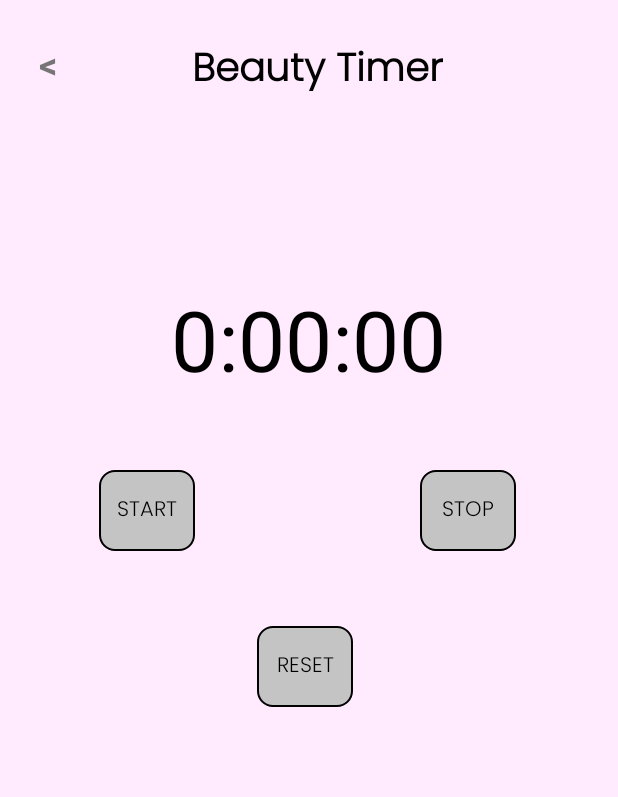
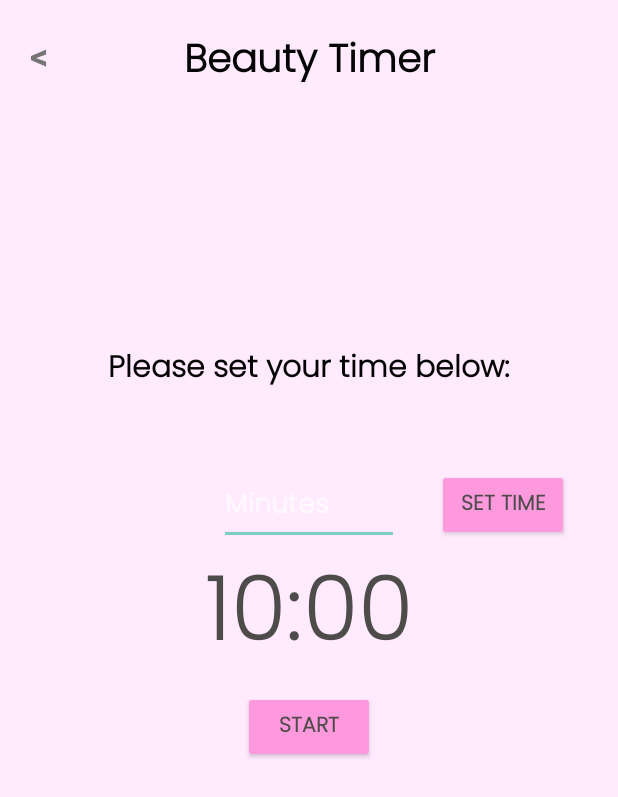
Before and after one commit to verrani/GlowUp, an Android app: the BeautyTimer screen opened directly, with no data from a screen before it, on a phone screen of 412 x 824 dp. Shown: the top 797 px of the screen. Run offline under Robolectric (Android 15) with nearby library versions, the phone set to English and light mode, and no system bars.

Commit message:
Beauty Time Update (Countdown)

```diff
--- a/app/src/main/java/com/example/splashscreen/BeautyTimer.java
+++ b/app/src/main/java/com/example/splashscreen/BeautyTimer.java
@@ -1,173 +1,223 @@
 package com.example.splashscreen;
+
+import android.content.Intent;
+import android.content.SharedPreferences;
+import android.os.CountDownTimer;
+import android.os.Bundle;
+import android.view.View;
+import android.view.inputmethod.InputMethodManager;
+import android.widget.Button;
+import android.widget.EditText;
+import android.widget.TextView;
+import android.widget.Toast;
 
 import androidx.appcompat.app.AppCompatActivity;
 
-import android.content.Intent;
-import android.os.Handler;
-import android.view.View;
 import java.util.Locale;
-import android.widget.TextView;
-import android.os.Bundle;
 
-public class BeautyTimer extends AppCompatActivity {
+public class BeautyTimer extends AppCompatActivity{
 
-    // Use seconds, running and wasRunning respectively
-    // to record the number of seconds passed,
-    // whether the stopwatch is running and
-    // whether the stopwatch was running
-    // before the activity was paused.
+        private EditText mEditTextInput;
+        private TextView mTextViewCountDown;
+        private Button mButtonSet;
+        private Button mButtonStartPause;
+        private Button mButtonReset;
 
-    // Number of seconds displayed
-    // on the stopwatch.
-    private int seconds = 0;
+        private CountDownTimer mCountDownTimer;
 
-    // Is the stopwatch running?
-    private boolean running;
+        private boolean mTimerRunning;
 
-    private boolean wasRunning;
+        private long mStartTimeInMillis;
+        private long mTimeLeftInMillis;
+        private long mEndTime;
 
         @Override
-    protected void onCreate(Bundle savedInstanceState)
-    {
+        protected void onCreate(Bundle savedInstanceState) {
             super.onCreate(savedInstanceState);
             setContentView(R.layout.activity_beauty_timer);
-        if (savedInstanceState != null) {
 
-            // Get the previous state of the stopwatch
-            // if the activity has been
-            // destroyed and recreated.
-            seconds
-                    = savedInstanceState
-                    .getInt("seconds");
-            running
-                    = savedInstanceState
-                    .getBoolean("running");
-            wasRunning
-                    = savedInstanceState
-                    .getBoolean("wasRunning");
-        }
-        runTimer();
+            mEditTextInput = findViewById(R.id.edit_text_input);
+            mTextViewCountDown = findViewById(R.id.text_view_countdown);
+
+            mButtonSet = findViewById(R.id.button_set);
+            mButtonStartPause = findViewById(R.id.button_start_pause);
+            mButtonReset = findViewById(R.id.button_reset);
+
+            mButtonSet.setOnClickListener(new View.OnClickListener() {
+                @Override
+                public void onClick(View v) {
+                    String input = mEditTextInput.getText().toString();
+                    if (input.length() == 0) {
+                        Toast.makeText(BeautyTimer.this, "Field can't be empty", Toast.LENGTH_SHORT).show();
+                        return;
                     }
 
-    // Save the state of the stopwatch
-    // if it's about to be destroyed.
-    @Override
-    public void onSaveInstanceState(
-            Bundle savedInstanceState)
-    {
-        savedInstanceState
-                .putInt("seconds", seconds);
-        savedInstanceState
-                .putBoolean("running", running);
-        savedInstanceState
-                .putBoolean("wasRunning", wasRunning);
+                    long millisInput = Long.parseLong(input) * 60000;
+                    if (millisInput == 0) {
+                        Toast.makeText(BeautyTimer.this, "Please enter a positive number", Toast.LENGTH_SHORT).show();
+                        return;
                     }
 
-    // If the activity is paused,
-    // stop the stopwatch.
+                    setTime(millisInput);
+                    mEditTextInput.setText("");
+                }
+            });
+
+            mButtonStartPause.setOnClickListener(new View.OnClickListener() {
                 @Override
-    protected void onPause()
-    {
-        super.onPause();
-        wasRunning = running;
-        running = false;
+                public void onClick(View v) {
+                    if (mTimerRunning) {
+                        pauseTimer();
+                    } else {
+                        startTimer();
+                    }
+                }
+            });
+
+            mButtonReset.setOnClickListener(new View.OnClickListener() {
+                @Override
+                public void onClick(View v) {
+                    resetTimer();
+                }
+            });
         }
 
-    // If the activity is resumed,
-    // start the stopwatch
-    // again if it was running previously.
+        private void setTime(long milliseconds) {
+            mStartTimeInMillis = milliseconds;
+            resetTimer();
+            closeKeyboard();
+        }
+
+        private void startTimer() {
+            mEndTime = System.currentTimeMillis() + mTimeLeftInMillis;
+
+            mCountDownTimer = new CountDownTimer(mTimeLeftInMillis, 1000) {
                 @Override
-    protected void onResume()
-    {
-        super.onResume();
-        if (wasRunning) {
-            running = true;
+                public void onTick(long millisUntilFinished) {
+                    mTimeLeftInMillis = millisUntilFinished;
+                    updateCountDownText();
+                }
+
+                @Override
+                public void onFinish() {
+                    mTimerRunning = false;
+                    updateWatchInterface();
+                }
+            }.start();
+
+            mTimerRunning = true;
+            updateWatchInterface();
+        }
+
+        private void pauseTimer() {
+            mCountDownTimer.cancel();
+            mTimerRunning = false;
+            updateWatchInterface();
+        }
+
+        private void resetTimer() {
+            mTimeLeftInMillis = mStartTimeInMillis;
+            updateCountDownText();
+            updateWatchInterface();
+        }
+
+        private void updateCountDownText() {
+            int hours = (int) (mTimeLeftInMillis / 1000) / 3600;
+            int minutes = (int) ((mTimeLeftInMillis / 1000) % 3600) / 60;
+            int seconds = (int) (mTimeLeftInMillis / 1000) % 60;
+
+            String timeLeftFormatted;
+            if (hours > 0) {
+                timeLeftFormatted = String.format(Locale.getDefault(),
+                        "%d:%02d:%02d", hours, minutes, seconds);
+            } else {
+                timeLeftFormatted = String.format(Locale.getDefault(),
+                        "%02d:%02d", minutes, seconds);
+            }
+
+            mTextViewCountDown.setText(timeLeftFormatted);
+        }
+
+        private void updateWatchInterface() {
+            if (mTimerRunning) {
+                mEditTextInput.setVisibility(View.INVISIBLE);
+                mButtonSet.setVisibility(View.INVISIBLE);
+                mButtonReset.setVisibility(View.INVISIBLE);
+                mButtonStartPause.setText("Pause");
+            } else {
+                mEditTextInput.setVisibility(View.VISIBLE);
+                mButtonSet.setVisibility(View.VISIBLE);
+                mButtonStartPause.setText("Start");
+
+                if (mTimeLeftInMillis < 1000) {
+                    mButtonStartPause.setVisibility(View.INVISIBLE);
+                } else {
+                    mButtonStartPause.setVisibility(View.VISIBLE);
+                }
+
+                if (mTimeLeftInMillis < mStartTimeInMillis) {
+                    mButtonReset.setVisibility(View.VISIBLE);
+                } else {
+                    mButtonReset.setVisibility(View.INVISIBLE);
+                }
             }
         }
 
-    // Start the stopwatch running
-    // when the Start button is clicked.
-    // Below method gets called
-    // when the Start button is clicked.
-    public void onClickStart(View view)
-    {
-        running = true;
+        private void closeKeyboard() {
+            View view = this.getCurrentFocus();
+            if (view != null) {
+                InputMethodManager imm = (InputMethodManager) getSystemService(INPUT_METHOD_SERVICE);
+                imm.hideSoftInputFromWindow(view.getWindowToken(), 0);
+            }
         }
 
-    // Stop the stopwatch running
-    // when the Stop button is clicked.
-    // Below method gets called
-    // when the Stop button is clicked.
-    public void onClickStop(View view)
-    {
-        running = false;
+        @Override
+        protected void onStop() {
+            super.onStop();
+
+            SharedPreferences prefs = getSharedPreferences("prefs", MODE_PRIVATE);
+            SharedPreferences.Editor editor = prefs.edit();
+
+            editor.putLong("startTimeInMillis", mStartTimeInMillis);
+            editor.putLong("millisLeft", mTimeLeftInMillis);
+            editor.putBoolean("timerRunning", mTimerRunning);
+            editor.putLong("endTime", mEndTime);
+
+            editor.apply();
+
+            if (mCountDownTimer != null) {
+                mCountDownTimer.cancel();
+            }
         }
 
-    // Reset the stopwatch when
-    // the Reset button is clicked.
-    // Below method gets called
-    // when the Reset button is clicked.
-    public void onClickReset(View view)
-    {
-        running = false;
-        seconds = 0;
+        @Override
+        protected void onStart() {
+            super.onStart();
+
+            SharedPreferences prefs = getSharedPreferences("prefs", MODE_PRIVATE);
+
+            mStartTimeInMillis = prefs.getLong("startTimeInMillis", 600000);
+            mTimeLeftInMillis = prefs.getLong("millisLeft", mStartTimeInMillis);
+            mTimerRunning = prefs.getBoolean("timerRunning", false);
+
+            updateCountDownText();
+            updateWatchInterface();
+
+            if (mTimerRunning) {
+                mEndTime = prefs.getLong("endTime", 0);
+                mTimeLeftInMillis = mEndTime - System.currentTimeMillis();
+
+                if (mTimeLeftInMillis < 0) {
+                    mTimeLeftInMillis = 0;
+                    mTimerRunning = false;
+                    updateCountDownText();
+                    updateWatchInterface();
+                } else {
+                    startTimer();
                 }
-
-    // Sets the NUmber of seconds on the timer.
-    // The runTimer() method uses a Handler
-    // to increment the seconds and
-    // update the text view.
-    private void runTimer()
-    {
-
-        // Get the text view.
-        final TextView timeView
-                = (TextView)findViewById(
-                R.id.time_view);
-
-        // Creates a new Handler
-        final Handler handler
-                = new Handler();
-
-        // Call the post() method,
-        // passing in a new Runnable.
-        // The post() method processes
-        // code without a delay,
-        // so the code in the Runnable
-        // will run almost immediately.
-        handler.post(new Runnable() {
-            @Override
-
-            public void run()
-            {
-                int hours = seconds / 3600;
-                int minutes = (seconds % 3600) / 60;
-                int secs = seconds % 60;
-
-                // Format the seconds into hours, minutes,
-                // and seconds.
-                String time
-                        = String
-                        .format(Locale.getDefault(),
-                                "%d:%02d:%02d", hours,
-                                minutes, secs);
-
-                // Set the text view text.
-                timeView.setText(time);
-
-                // If running is true, increment the
-                // seconds variable.
-                if (running) {
-                    seconds++;
             }
-
-                // Post the code again
-                // with a delay of 1 second.
-                handler.postDelayed(this, 1000);
         }
-        });
-    }
-    public void homepagetimer(View view) {
+    public void homepage(View view) {
         Intent intent = new Intent(BeautyTimer.this, homepage.class);
         startActivity(intent);
     }
--- a/app/src/main/res/layout/activity_beauty_timer.xml
+++ b/app/src/main/res/layout/activity_beauty_timer.xml
@@ -1,109 +1,132 @@
 <?xml version="1.0" encoding="utf-8"?>
-<LinearLayout xmlns:android="http://schemas.android.com/apk/res/android"
+<RelativeLayout xmlns:android="http://schemas.android.com/apk/res/android"
     xmlns:app="http://schemas.android.com/apk/res-auto"
     xmlns:tools="http://schemas.android.com/tools"
     android:layout_width="match_parent"
     android:layout_height="match_parent"
-    android:orientation="vertical"
     android:background="#FFEAFE"
-    android:padding="16dp"
-    tools:context=".MainActivity">
-    <LinearLayout
+    tools:context="com.example.splashscreen.BeautyTimer">
+
+
+    <TextView
+        android:id="@+id/textView39"
+        android:layout_width="match_parent"
+        android:layout_height="wrap_content"
+        android:layout_marginTop="20dp"
+        android:fontFamily="@font/poppins_light"
+        android:text="Beauty Timer"
+        android:textAlignment="center"
+        android:textColor="#050505"
+        android:textSize="26sp"
+        android:textStyle="bold"
+        app:layout_constraintBottom_toBottomOf="parent"
+        app:layout_constraintLeft_toLeftOf="parent"
+        app:layout_constraintRight_toRightOf="parent"
+        app:layout_constraintTop_toTopOf="parent"
+        app:layout_constraintVertical_bias="0.022" />
+
+    <TextView
+        android:id="@+id/textView40"
         android:layout_width="wrap_content"
         android:layout_height="wrap_content"
-        android:layout_marginTop="10dp"
-        android:orientation="horizontal">
-
-        <TextView
-            android:id="@+id/textView3"
-            android:layout_width="wrap_content"
-            android:layout_height="wrap_content"
-            android:layout_marginStart="10dp"
-            android:layout_marginTop="0dp"
-            android:layout_gravity="center_horizontal"
-            android:onClick="homepagetimer"
+        android:onClick="homepage"
         android:text="@string/slash"
         android:textAlignment="center"
         android:textColor="#757575"
         android:textSize="24sp"
         android:textStyle="bold"
+        android:layout_marginStart="20dp"
+        android:layout_marginTop="20dp"
+        android:layout_marginEnd="20dp"
         app:layout_constraintBottom_toBottomOf="parent"
         app:layout_constraintHorizontal_bias="0.04"
         app:layout_constraintLeft_toLeftOf="parent"
         app:layout_constraintRight_toRightOf="parent"
         app:layout_constraintTop_toTopOf="parent"
         app:layout_constraintVertical_bias="0.022"
-            tools:ignore="OnClick,TouchTargetSizeCheck" />
+        tools:ignore="OnClick" />
 
     <TextView
-            android:id="@+id/date_view"
+        android:id="@+id/textView41"
+        android:layout_width="match_parent"
+        android:layout_height="wrap_content"
+        android:layout_marginTop="230dp"
+        android:fontFamily="@font/poppins_light"
+        android:text="Please set your time below:"
+        android:textAlignment="center"
+        android:textColor="#050505"
+        android:textSize="20sp"
+        android:textStyle="bold"
+        app:layout_constraintBottom_toBottomOf="parent"
+        app:layout_constraintLeft_toLeftOf="parent"
+        app:layout_constraintRight_toRightOf="parent"
+        app:layout_constraintTop_toTopOf="parent"
+        app:layout_constraintVertical_bias="0.022" />
+
+    <EditText
+        android:id="@+id/edit_text_input"
+        android:layout_width="120dp"
+        android:layout_height="wrap_content"
+        android:layout_above="@+id/text_view_countdown"
+        android:layout_centerHorizontal="true"
+        android:fontFamily="@font/poppins_light"
+        android:hint="Minutes"
+        android:inputType="number"
+        android:maxLength="4"
+        android:textColor="#121111"
+        android:textStyle="bold" />
+
+    <Button
+        android:id="@+id/button_set"
         android:layout_width="wrap_content"
         android:layout_height="wrap_content"
-            android:layout_gravity="center_horizontal"
-            android:layout_marginStart="90dp"
-            android:layout_marginTop="20dp"
-            android:background="#FFEAFE"
+        android:layout_alignTop="@+id/edit_text_input"
+        android:layout_marginStart="25dp"
+        android:layout_marginTop="0dp"
+        android:layout_toEndOf="@+id/edit_text_input"
+        android:backgroundTint="#ff99de"
         android:fontFamily="@font/poppins_light"
-            android:text="@string/beauty_timer1"
-            android:textColor="@android:color/background_dark"
-            android:textSize="26sp"
+        android:text="@string/set_time"
+        android:textColor="#4E4B4B"
         android:textStyle="bold" />
-    </LinearLayout>
 
     <TextView
-        android:id="@+id/time_view"
+        android:id="@+id/text_view_countdown"
         android:layout_width="wrap_content"
         android:layout_height="wrap_content"
-        android:layout_gravity="center_horizontal"
-        android:layout_marginTop="100dp"
+        android:layout_centerInParent="true"
+        android:fontFamily="@font/poppins_light"
+        android:text="@string/_00_00"
+        android:textColor="#4E4B4B"
+        android:textSize="60sp"
+        tools:ignore="TextContrastCheck,TextContrastCheck" />
 
-        android:textAppearance="@android:style/TextAppearance.Large"
-        android:textColor="@color/black"
-        android:textSize="56sp" />
-
-    <LinearLayout
+    <Button
+        android:id="@+id/button_start_pause"
         android:layout_width="wrap_content"
         android:layout_height="wrap_content"
-        android:layout_marginTop="50dp"
-        android:orientation="horizontal">
+        android:layout_below="@+id/text_view_countdown"
+        android:layout_centerHorizontal="true"
+        android:backgroundTint="#ff99de"
+        android:fontFamily="@font/poppins_light"
+        android:text="@string/start"
+        android:textColor="#4E4B4B"
+        android:textStyle="bold" />
 
     <Button
-            android:id="@+id/start_button"
-            style="?android:attr/buttonBarButtonStyle"
+        android:id="@+id/button_reset"
         android:layout_width="wrap_content"
         android:layout_height="wrap_content"
-            android:layout_marginStart="50dp"
-            android:background="@drawable/button_shape_grey"
+        android:layout_below="@+id/text_view_countdown"
+        android:layout_marginStart="-87dp"
+        android:layout_marginTop="79dp"
+        android:layout_toEndOf="@+id/button_start_pause"
+        android:backgroundTint="#ff99de"
         android:fontFamily="@font/poppins_light"
-            android:onClick="onClickStart"
-            android:text="@string/start"
-            android:textColor="@color/black" />
+        android:text="@string/reset"
+        android:textColor="#4E4B4B"
+        android:textStyle="bold"
+        android:visibility="invisible"
+        tools:visibility="visible" />
 
-        <Button
-            android:id="@+id/stop_button"
-            style="?android:attr/buttonBarButtonStyle"
-            android:layout_width="wrap_content"
-            android:layout_height="wrap_content"
-            android:layout_marginStart="150dp"
-            android:background="@drawable/button_shape_grey"
-            android:fontFamily="@font/poppins_light"
-            android:onClick="onClickStop"
-            android:text="@string/stop"
-            android:textColor="@color/black" />
-    </LinearLayout>
-
-    <Button
-        android:id="@+id/reset_button"
-        style="?android:attr/buttonBarButtonStyle"
-        android:layout_width="wrap_content"
-        android:layout_height="wrap_content"
-        android:layout_below="@+id/time_view"
-        android:layout_marginStart="155dp"
-        android:layout_marginTop="50dp"
-        android:background="@drawable/button_shape_grey"
-        android:fontFamily="@font/poppins_light"
-        android:onClick="onClickReset"
-        android:text="@string/reset"
-        android:textColor="@color/black" />
-
-</LinearLayout>
+</RelativeLayout>
--- a/app/src/main/res/values/strings.xml
+++ b/app/src/main/res/values/strings.xml
@@ -141,5 +141,7 @@ Here are some serums to remove acne scars or so-called acne scars that you can t
     <string name="glow_up_is_such_a_beauty_care_application_in_smartphone_device_that_can_be_download_it_free_in_google_playstore_this_application_has_a_feature_like_a_beauty_calendar_beauty_tips_and_tricks_beauty_timer_beauty_playlists_and_journal_this_application_it_may_use_for_tall_gender_feel_free_to_register_in_this_application_also">Glow Up is such a beauty care application in smartphone device that can be download it free in Google PlayStore. This application has a feature like a beauty calendar, beauty tips and tricks, beauty timer, beauty playlists, and journal. This Application it may use for tall gender. Feel free to register in this application also.</string>
     <string name="developer_team_members">Developer Team Members:</string>
     <string name="backbutton"><![CDATA[<]]></string>
+    <string name="set_time">Set Time</string>
+    <string name="_00_00">00:00</string>
 
 </resources>
```
Lines whose indentation alone changed are shown as unchanged.
